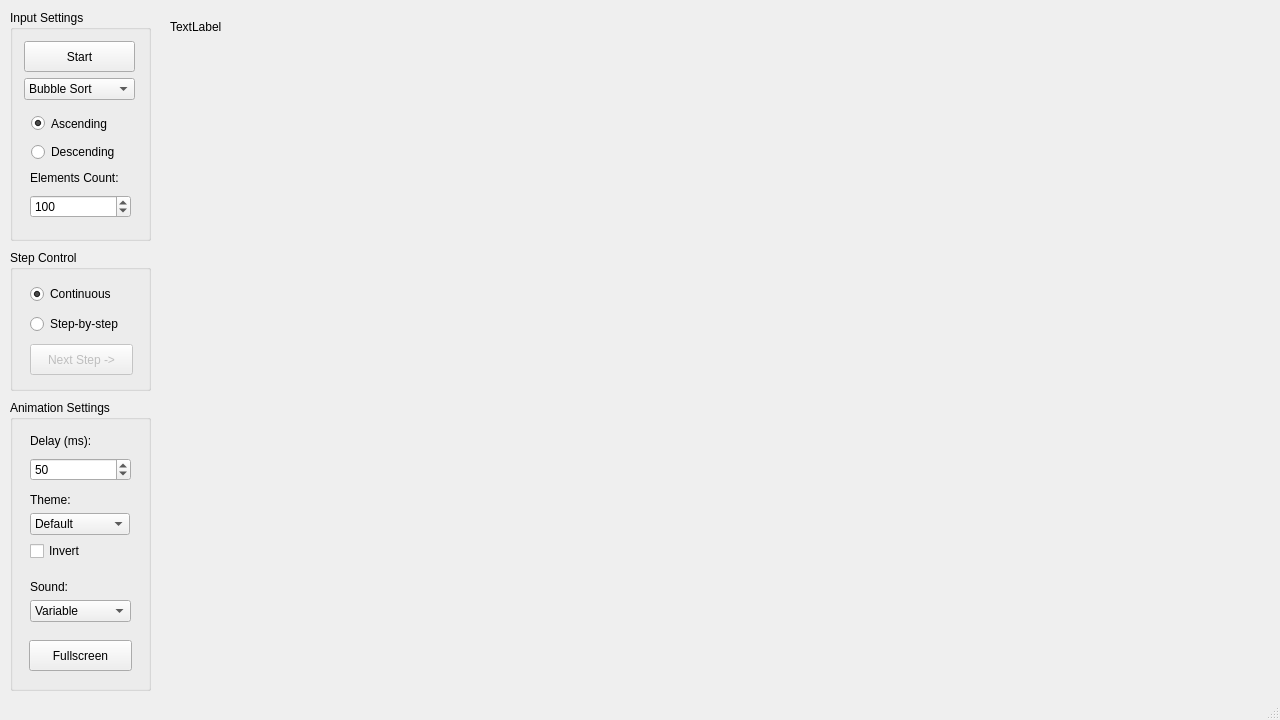
Before: the Qt Designer form mainwindow.ui in adamt-eng/sorting-visualizer, drawn with Qt 5.
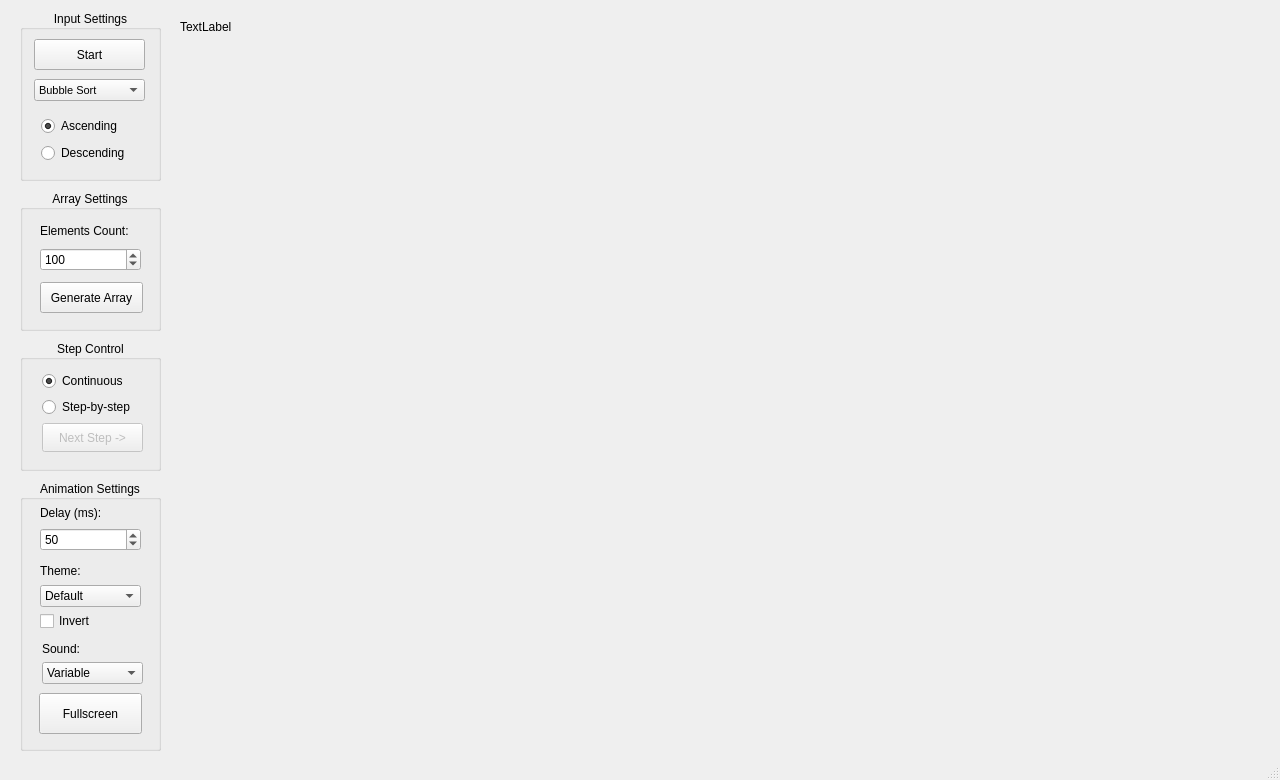
After: the same form once the commit is applied.

Commit message:
Organised code and added comments.
Also added the right arrow key to the key presses being handled, it now triggers the same event as the nextStepButton, if the user is using step-by-step mode.

Patch:
```diff
--- a/mainwindow.ui
+++ b/mainwindow.ui
@@ -7,7 +7,7 @@
     <x>0</x>
     <y>0</y>
     <width>1280</width>
-    <height>720</height>
+    <height>780</height>
    </rect>
   </property>
   <property name="sizePolicy">
@@ -19,19 +19,7 @@
   <property name="minimumSize">
    <size>
     <width>1280</width>
-    <height>720</height>
-   </size>
-  </property>
-  <property name="maximumSize">
-   <size>
-    <width>1280</width>
-    <height>720</height>
-   </size>
-  </property>
-  <property name="baseSize">
-   <size>
-    <width>1280</width>
-    <height>720</height>
+    <height>780</height>
    </size>
   </property>
   <property name="contextMenuPolicy">
@@ -43,32 +31,38 @@
   <property name="windowTitle">
    <string>Sorting Algorithms Visualizer</string>
   </property>
-  <property name="autoFillBackground">
-   <bool>false</bool>
-  </property>
   <widget class="QWidget" name="centralwidget">
    <widget class="QGroupBox" name="stepControlGroupBox">
     <property name="geometry">
      <rect>
-      <x>10</x>
-      <y>250</y>
+      <x>20</x>
+      <y>340</y>
       <width>141</width>
-      <height>141</height>
+      <height>131</height>
      </rect>
     </property>
     <property name="title">
      <string>Step Control</string>
     </property>
+    <property name="alignment">
+     <set>Qt::AlignmentFlag::AlignCenter</set>
+    </property>
+    <property name="flat">
+     <bool>false</bool>
+    </property>
     <widget class="QWidget" name="verticalLayoutWidget_3">
      <property name="geometry">
       <rect>
-       <x>20</x>
-       <y>30</y>
-       <width>103</width>
-       <height>101</height>
+       <x>22</x>
+       <y>31</y>
+       <width>101</width>
+       <height>81</height>
       </rect>
      </property>
      <layout class="QVBoxLayout" name="stepLayout">
+      <property name="spacing">
+       <number>6</number>
+      </property>
       <item>
        <widget class="QRadioButton" name="continuousRadioButton">
         <property name="text">
@@ -103,11 +97,14 @@
         <property name="enabled">
          <bool>false</bool>
         </property>
-        <property name="minimumSize">
-         <size>
-          <width>101</width>
-          <height>31</height>
-         </size>
+        <property name="sizePolicy">
+         <sizepolicy hsizetype="Preferred" vsizetype="Preferred">
+          <horstretch>0</horstretch>
+          <verstretch>0</verstretch>
+         </sizepolicy>
+        </property>
+        <property name="focusPolicy">
+         <enum>Qt::FocusPolicy::NoFocus</enum>
         </property>
         <property name="text">
          <string>Next Step -&gt;</string>
@@ -120,42 +117,60 @@
    <widget class="QGroupBox" name="inputSettingsGroupBox">
     <property name="geometry">
      <rect>
-      <x>10</x>
+      <x>20</x>
       <y>10</y>
       <width>141</width>
-      <height>231</height>
+      <height>171</height>
      </rect>
     </property>
     <property name="title">
      <string>Input Settings</string>
     </property>
-    <widget class="QWidget" name="verticalLayoutWidget_2">
+    <property name="alignment">
+     <set>Qt::AlignmentFlag::AlignCenter</set>
+    </property>
+    <property name="flat">
+     <bool>false</bool>
+    </property>
+    <widget class="QWidget" name="verticalLayoutWidget">
      <property name="geometry">
       <rect>
-       <x>20</x>
-       <y>157</y>
+       <x>21</x>
+       <y>102</y>
        <width>101</width>
        <height>51</height>
       </rect>
      </property>
-     <layout class="QVBoxLayout" name="elementsLayout">
+     <layout class="QVBoxLayout" name="ascendingFormLayout">
+      <property name="spacing">
+       <number>3</number>
+      </property>
       <item>
-       <widget class="QLabel" name="elementsCountLabel">
+       <widget class="QRadioButton" name="ascendingRadioButton">
+        <property name="sizePolicy">
+         <sizepolicy hsizetype="Minimum" vsizetype="MinimumExpanding">
+          <horstretch>0</horstretch>
+          <verstretch>0</verstretch>
+         </sizepolicy>
+        </property>
+        <property name="focusPolicy">
+         <enum>Qt::FocusPolicy::NoFocus</enum>
+        </property>
         <property name="text">
-         <string>Elements Count:</string>
+         <string>Ascending</string>
+        </property>
+        <property name="checked">
+         <bool>true</bool>
         </property>
        </widget>
       </item>
       <item>
-       <widget class="QSpinBox" name="elementsCount">
-        <property name="minimum">
-         <number>2</number>
+       <widget class="QRadioButton" name="descendingRadioButton">
+        <property name="focusPolicy">
+         <enum>Qt::FocusPolicy::NoFocus</enum>
         </property>
-        <property name="maximum">
-         <number>10000</number>
-        </property>
-        <property name="value">
-         <number>100</number>
+        <property name="text">
+         <string>Descending</string>
         </property>
        </widget>
       </item>
@@ -165,13 +180,16 @@
      <property name="geometry">
       <rect>
        <x>14</x>
-       <y>31</y>
+       <y>20</y>
        <width>111</width>
-       <height>71</height>
+       <height>81</height>
       </rect>
      </property>
-     <layout class="QFormLayout" name="startLayout">
-      <item row="0" column="0" colspan="2">
+     <layout class="QVBoxLayout" name="startLayout">
+      <property name="spacing">
+       <number>0</number>
+      </property>
+      <item>
        <widget class="QPushButton" name="startButton">
         <property name="minimumSize">
          <size>
@@ -184,8 +202,19 @@
         </property>
        </widget>
       </item>
-      <item row="1" column="0" colspan="2">
+      <item>
        <widget class="QComboBox" name="comboBox">
+        <property name="font">
+         <font>
+          <pointsize>8</pointsize>
+         </font>
+        </property>
+        <property name="focusPolicy">
+         <enum>Qt::FocusPolicy::NoFocus</enum>
+        </property>
+        <property name="placeholderText">
+         <string/>
+        </property>
         <item>
          <property name="text">
           <string>Bubble Sort</string>
@@ -245,64 +274,38 @@
       </item>
      </layout>
     </widget>
-    <widget class="QWidget" name="verticalLayoutWidget">
-     <property name="geometry">
-      <rect>
-       <x>21</x>
-       <y>101</y>
-       <width>101</width>
-       <height>51</height>
-      </rect>
-     </property>
-     <layout class="QVBoxLayout" name="ascendingFormLayout">
-      <item>
-       <widget class="QRadioButton" name="ascendingRadioButton">
-        <property name="sizePolicy">
-         <sizepolicy hsizetype="Minimum" vsizetype="MinimumExpanding">
-          <horstretch>0</horstretch>
-          <verstretch>0</verstretch>
-         </sizepolicy>
-        </property>
-        <property name="text">
-         <string>Ascending</string>
-        </property>
-        <property name="checked">
-         <bool>true</bool>
-        </property>
-       </widget>
-      </item>
-      <item>
-       <widget class="QRadioButton" name="descendingRadioButton">
-        <property name="text">
-         <string>Descending</string>
-        </property>
-       </widget>
-      </item>
-     </layout>
-    </widget>
    </widget>
    <widget class="QGroupBox" name="animationSettingsGroupBox">
     <property name="geometry">
      <rect>
-      <x>10</x>
-      <y>400</y>
+      <x>20</x>
+      <y>480</y>
       <width>141</width>
-      <height>291</height>
+      <height>271</height>
      </rect>
     </property>
     <property name="title">
      <string>Animation Settings</string>
     </property>
+    <property name="alignment">
+     <set>Qt::AlignmentFlag::AlignCenter</set>
+    </property>
+    <property name="flat">
+     <bool>false</bool>
+    </property>
     <widget class="QWidget" name="verticalLayoutWidget_7">
      <property name="geometry">
       <rect>
        <x>20</x>
-       <y>30</y>
+       <y>20</y>
        <width>101</width>
        <height>51</height>
       </rect>
      </property>
      <layout class="QVBoxLayout" name="delayLayout">
+      <property name="spacing">
+       <number>3</number>
+      </property>
       <item>
        <widget class="QLabel" name="delayLabel">
         <property name="text">
@@ -325,18 +328,71 @@
       </item>
      </layout>
     </widget>
-    <widget class="QWidget" name="formLayoutWidget_2">
+    <widget class="QWidget" name="verticalLayoutWidget_4">
+     <property name="geometry">
+      <rect>
+       <x>19</x>
+       <y>213</y>
+       <width>103</width>
+       <height>41</height>
+      </rect>
+     </property>
+     <layout class="QVBoxLayout" name="fullScreenLayout">
+      <property name="spacing">
+       <number>3</number>
+      </property>
+      <item>
+       <widget class="QPushButton" name="fullScreenButton">
+        <property name="sizePolicy">
+         <sizepolicy hsizetype="Preferred" vsizetype="Preferred">
+          <horstretch>0</horstretch>
+          <verstretch>0</verstretch>
+         </sizepolicy>
+        </property>
+        <property name="minimumSize">
+         <size>
+          <width>101</width>
+          <height>31</height>
+         </size>
+        </property>
+        <property name="focusPolicy">
+         <enum>Qt::FocusPolicy::NoFocus</enum>
+        </property>
+        <property name="text">
+         <string>Fullscreen</string>
+        </property>
+       </widget>
+      </item>
+     </layout>
+    </widget>
+    <widget class="QWidget" name="verticalLayoutWidget_6">
      <property name="geometry">
       <rect>
        <x>20</x>
-       <y>93</y>
-       <width>105</width>
-       <height>76</height>
+       <y>80</y>
+       <width>101</width>
+       <height>71</height>
       </rect>
      </property>
-     <layout class="QFormLayout" name="themeLayout">
-      <item row="1" column="0">
+     <layout class="QVBoxLayout" name="themeLayout">
+      <property name="spacing">
+       <number>4</number>
+      </property>
+      <item>
+       <widget class="QLabel" name="themeLabel">
+        <property name="text">
+         <string>Theme:</string>
+        </property>
+       </widget>
+      </item>
+      <item>
        <widget class="QComboBox" name="themeComboBox">
+        <property name="focusPolicy">
+         <enum>Qt::FocusPolicy::NoFocus</enum>
+        </property>
+        <property name="editable">
+         <bool>false</bool>
+        </property>
         <item>
          <property name="text">
           <string>Default</string>
@@ -394,14 +450,7 @@
         </item>
        </widget>
       </item>
-      <item row="0" column="0" colspan="2">
-       <widget class="QLabel" name="themeLabel">
-        <property name="text">
-         <string>Theme:</string>
-        </property>
-       </widget>
-      </item>
-      <item row="2" column="0" colspan="2">
+      <item>
        <widget class="QCheckBox" name="invertThemeCheckBox">
         <property name="toolTip">
          <string/>
@@ -416,14 +465,27 @@
     <widget class="QWidget" name="formLayoutWidget_3">
      <property name="geometry">
       <rect>
-       <x>20</x>
-       <y>180</y>
+       <x>22</x>
+       <y>157</y>
        <width>101</width>
-       <height>57</height>
+       <height>52</height>
       </rect>
      </property>
-     <layout class="QFormLayout" name="soundLayout">
-      <item row="1" column="0" colspan="2">
+     <layout class="QVBoxLayout" name="soundLayout">
+      <property name="spacing">
+       <number>2</number>
+      </property>
+      <property name="bottomMargin">
+       <number>5</number>
+      </property>
+      <item>
+       <widget class="QLabel" name="soundLabel">
+        <property name="text">
+         <string>Sound:</string>
+        </property>
+       </widget>
+      </item>
+      <item>
        <widget class="QComboBox" name="soundComboBox">
         <item>
          <property name="text">
@@ -457,53 +519,18 @@
         </item>
        </widget>
       </item>
-      <item row="0" column="0" colspan="2">
-       <widget class="QLabel" name="soundLabel">
-        <property name="text">
-         <string>Sound:</string>
-        </property>
-       </widget>
-      </item>
-     </layout>
-    </widget>
-    <widget class="QWidget" name="verticalLayoutWidget_4">
-     <property name="geometry">
-      <rect>
-       <x>19</x>
-       <y>239</y>
-       <width>103</width>
-       <height>33</height>
-      </rect>
-     </property>
-     <layout class="QVBoxLayout" name="fullScreenLayout">
-      <item>
-       <widget class="QPushButton" name="fullScreenButton">
-        <property name="minimumSize">
-         <size>
-          <width>101</width>
-          <height>31</height>
-         </size>
-        </property>
-        <property name="text">
-         <string>Fullscreen</string>
-        </property>
-       </widget>
-      </item>
      </layout>
     </widget>
    </widget>
    <widget class="QLabel" name="textLabel">
     <property name="geometry">
      <rect>
-      <x>170</x>
+      <x>180</x>
       <y>20</y>
-      <width>1091</width>
-      <height>681</height>
+      <width>1081</width>
+      <height>741</height>
      </rect>
     </property>
-    <property name="frameShadow">
-     <enum>QFrame::Shadow::Sunken</enum>
-    </property>
     <property name="text">
      <string>TextLabel</string>
     </property>
@@ -514,6 +541,99 @@
      <set>Qt::AlignmentFlag::AlignLeading|Qt::AlignmentFlag::AlignLeft|Qt::AlignmentFlag::AlignTop</set>
     </property>
    </widget>
+   <widget class="QGroupBox" name="arrayGroupBox">
+    <property name="geometry">
+     <rect>
+      <x>20</x>
+      <y>190</y>
+      <width>141</width>
+      <height>141</height>
+     </rect>
+    </property>
+    <property name="title">
+     <string>Array Settings</string>
+    </property>
+    <property name="alignment">
+     <set>Qt::AlignmentFlag::AlignCenter</set>
+    </property>
+    <property name="flat">
+     <bool>false</bool>
+    </property>
+    <widget class="QWidget" name="verticalLayoutWidget_2">
+     <property name="geometry">
+      <rect>
+       <x>20</x>
+       <y>30</y>
+       <width>101</width>
+       <height>51</height>
+      </rect>
+     </property>
+     <layout class="QVBoxLayout" name="elementsLayout">
+      <property name="spacing">
+       <number>6</number>
+      </property>
+      <item>
+       <widget class="QLabel" name="elementsCountLabel">
+        <property name="text">
+         <string>Elements Count:</string>
+        </property>
+       </widget>
+      </item>
+      <item>
+       <widget class="QSpinBox" name="elementsCount">
+        <property name="focusPolicy">
+         <enum>Qt::FocusPolicy::NoFocus</enum>
+        </property>
+        <property name="minimum">
+         <number>2</number>
+        </property>
+        <property name="maximum">
+         <number>10000</number>
+        </property>
+        <property name="value">
+         <number>100</number>
+        </property>
+       </widget>
+      </item>
+     </layout>
+    </widget>
+    <widget class="QWidget" name="verticalLayoutWidget_8">
+     <property name="geometry">
+      <rect>
+       <x>20</x>
+       <y>92</y>
+       <width>103</width>
+       <height>31</height>
+      </rect>
+     </property>
+     <layout class="QVBoxLayout" name="generateArrayLayout">
+      <property name="spacing">
+       <number>3</number>
+      </property>
+      <item>
+       <widget class="QPushButton" name="generateArrayButton">
+        <property name="sizePolicy">
+         <sizepolicy hsizetype="Preferred" vsizetype="Preferred">
+          <horstretch>0</horstretch>
+          <verstretch>0</verstretch>
+         </sizepolicy>
+        </property>
+        <property name="focusPolicy">
+         <enum>Qt::FocusPolicy::NoFocus</enum>
+        </property>
+        <property name="text">
+         <string>Generate Array</string>
+        </property>
+       </widget>
+      </item>
+     </layout>
+    </widget>
+   </widget>
+   <zorder>arrayGroupBox</zorder>
+   <zorder>stepControlGroupBox</zorder>
+   <zorder>inputSettingsGroupBox</zorder>
+   <zorder>animationSettingsGroupBox</zorder>
+   <zorder>textLabel</zorder>
   </widget>
   <widget class="QStatusBar" name="statusbar"/>
  </widget>
```
Left out of the diff: 22 changed lines with no effect on the pictures. The commit also changes 2 other files.
